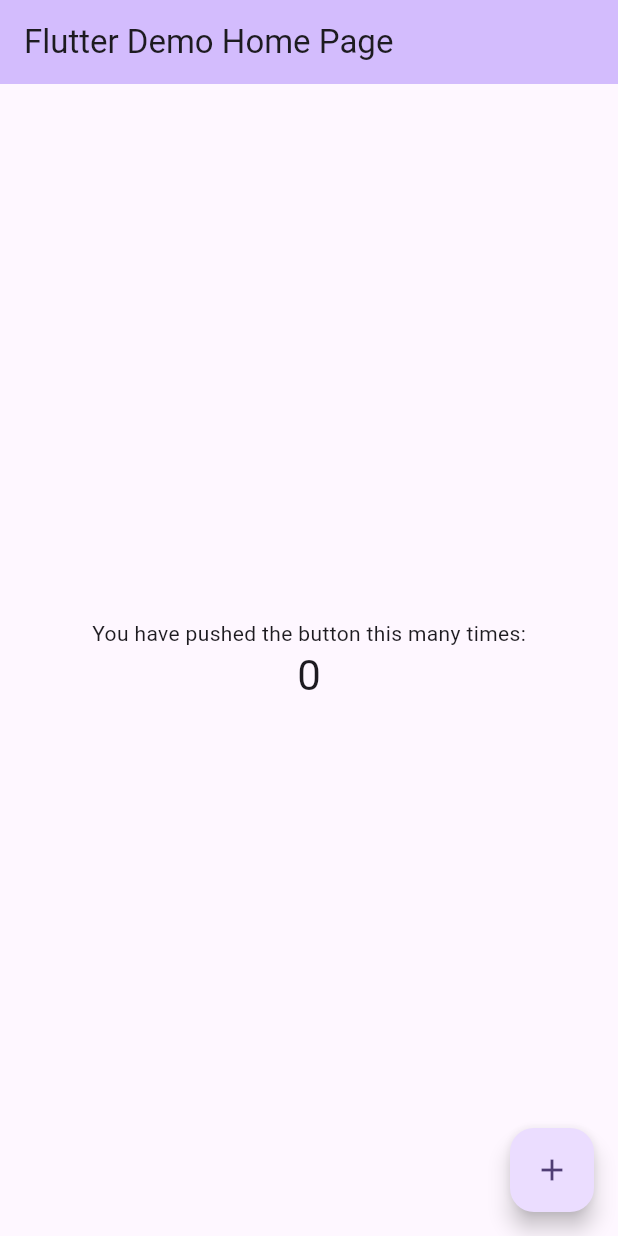
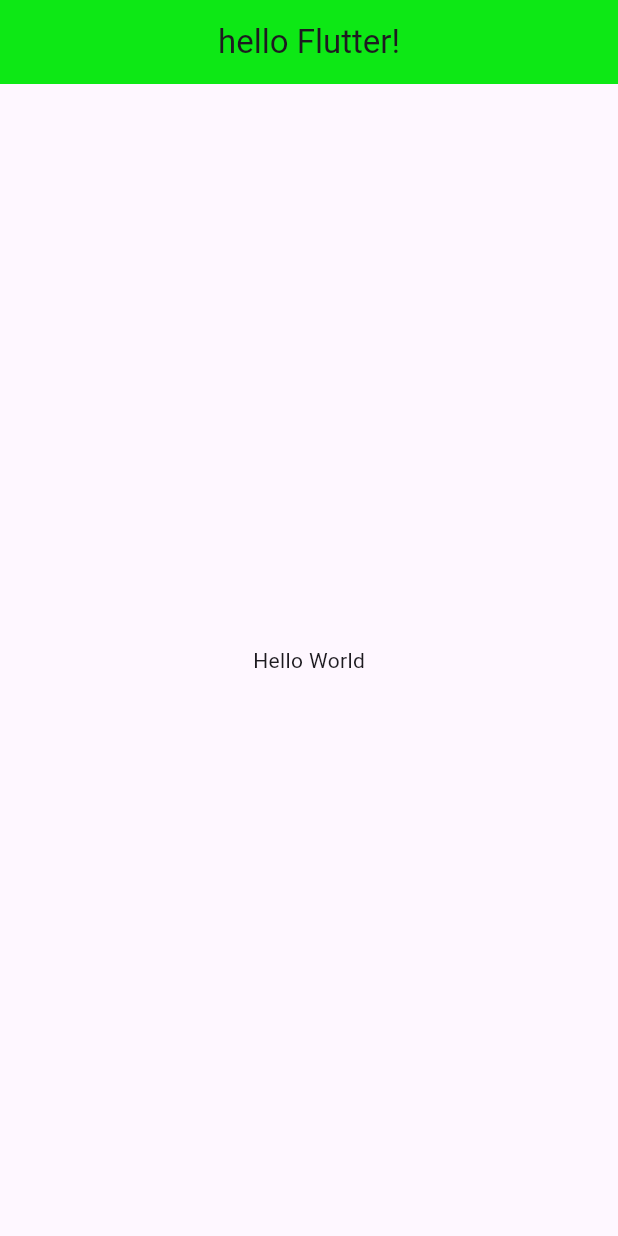
Before and after one commit to MunkiJeon/DratAndFlutter_Nomadcoders, a Flutter app: the screen it shows after launch, on a phone screen of 412 x 824 dp. Run offline on Flutter 3.47's test engine with Material 3 defaults, Android fonts, the phone set to English and light mode, and no system bars.

Commit message:
#2 HELLO FLUTTER

```diff
--- a/toonflix/lib/main.dart
+++ b/toonflix/lib/main.dart
@@ -1,125 +1,27 @@
 import 'package:flutter/material.dart';
 
 void main() {
-  runApp(const MyApp());
+  runApp(App());
 }
 
-class MyApp extends StatelessWidget {
-  const MyApp({super.key});
-
-  // This widget is the root of your application.
+class App extends StatelessWidget {
+  //1. StatelessWidget을 상속(extends)하여 Widget으로 만듬 ()
   @override
   Widget build(BuildContext context) {
-    return MaterialApp(
-      title: 'Flutter Demo',
-      theme: ThemeData(
-        // This is the theme of your application.
-        //
-        // TRY THIS: Try running your application with "flutter run". You'll see
-        // the application has a purple toolbar. Then, without quitting the app,
-        // try changing the seedColor in the colorScheme below to Colors.green
-        // and then invoke "hot reload" (save your changes or press the "hot
-        // reload" button in a Flutter-supported IDE, or press "r" if you used
-        // the command line to start the app).
-        //
-        // Notice that the counter didn't reset back to zero; the application
-        // state is not lost during the reload. To reset the state, use hot
-        // restart instead.
-        //
-        // This works for code too, not just values: Most code changes can be
-        // tested with just a hot reload.
-        colorScheme: ColorScheme.fromSeed(seedColor: Colors.deepPurple),
-        useMaterial3: true,
+    //2. wiget을 만들기 위해서는 build 메소드를 꼭 정의 해야 하며 build 메소드는 widget 을 ui로 띄워주는 역활을 함
+    //return CupertinoApp() // = IOS 모양으로 앱ui 구성
+    return MaterialApp( // = 구글 모양으로 앱ui 구성
+      home: Scaffold( // 화면의 구성및 구조에 관한 것들을 가지고 있는 Widget
+        appBar: AppBar(
+          title: Text('hello Flutter!'),
+          elevation: 10,
+          centerTitle: true,
+          backgroundColor: Color(0xFF00FF00),
+        ),
+        body: Center(
+          child: Text('Hello World'),
+        ),
       ),
-      home: const MyHomePage(title: 'Flutter Demo Home Page'),
     );
   }
 }
-
-class MyHomePage extends StatefulWidget {
-  const MyHomePage({super.key, required this.title});
-
-  // This widget is the home page of your application. It is stateful, meaning
-  // that it has a State object (defined below) that contains fields that affect
-  // how it looks.
-
-  // This class is the configuration for the state. It holds the values (in this
-  // case the title) provided by the parent (in this case the App widget) and
-  // used by the build method of the State. Fields in a Widget subclass are
-  // always marked "final".
-
-  final String title;
-
-  @override
-  State<MyHomePage> createState() => _MyHomePageState();
-}
-
-class _MyHomePageState extends State<MyHomePage> {
-  int _counter = 0;
-
-  void _incrementCounter() {
-    setState(() {
-      // This call to setState tells the Flutter framework that something has
-      // changed in this State, which causes it to rerun the build method below
-      // so that the display can reflect the updated values. If we changed
-      // _counter without calling setState(), then the build method would not be
-      // called again, and so nothing would appear to happen.
-      _counter++;
-    });
-  }
-
-  @override
-  Widget build(BuildContext context) {
-    // This method is rerun every time setState is called, for instance as done
-    // by the _incrementCounter method above.
-    //
-    // The Flutter framework has been optimized to make rerunning build methods
-    // fast, so that you can just rebuild anything that needs updating rather
-    // than having to individually change instances of widgets.
-    return Scaffold(
-      appBar: AppBar(
-        // TRY THIS: Try changing the color here to a specific color (to
-        // Colors.amber, perhaps?) and trigger a hot reload to see the AppBar
-        // change color while the other colors stay the same.
-        backgroundColor: Theme.of(context).colorScheme.inversePrimary,
-        // Here we take the value from the MyHomePage object that was created by
-        // the App.build method, and use it to set our appbar title.
-        title: Text(widget.title),
-      ),
-      body: Center(
-        // Center is a layout widget. It takes a single child and positions it
-        // in the middle of the parent.
-        child: Column(
-          // Column is also a layout widget. It takes a list of children and
-          // arranges them vertically. By default, it sizes itself to fit its
-          // children horizontally, and tries to be as tall as its parent.
-          //
-          // Column has various properties to control how it sizes itself and
-          // how it positions its children. Here we use mainAxisAlignment to
-          // center the children vertically; the main axis here is the vertical
-          // axis because Columns are vertical (the cross axis would be
-          // horizontal).
-          //
-          // TRY THIS: Invoke "debug painting" (choose the "Toggle Debug Paint"
-          // action in the IDE, or press "p" in the console), to see the
-          // wireframe for each widget.
-          mainAxisAlignment: MainAxisAlignment.center,
-          children: <Widget>[
-            const Text(
-              'You have pushed the button this many times:',
-            ),
-            Text(
-              '$_counter',
-              style: Theme.of(context).textTheme.headlineMedium,
-            ),
-          ],
-        ),
-      ),
-      floatingActionButton: FloatingActionButton(
-        onPressed: _incrementCounter,
-        tooltip: 'Increment',
-        child: const Icon(Icons.add),
-      ), // This trailing comma makes auto-formatting nicer for build methods.
-    );
-  }
-}
```
